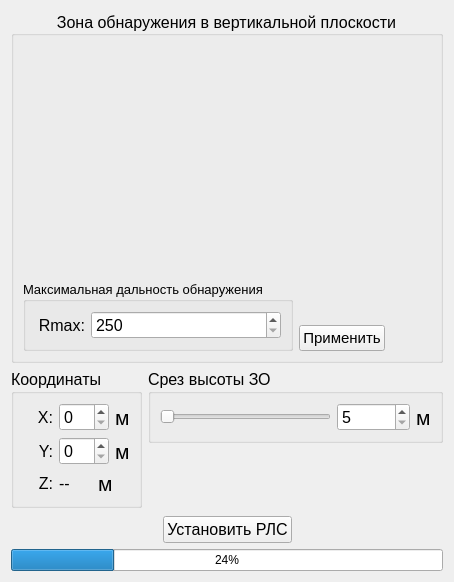
Qt form dataSetGenerator-master/optrlswindow.ui (Nisitka/air-trail-generator) before a commit.
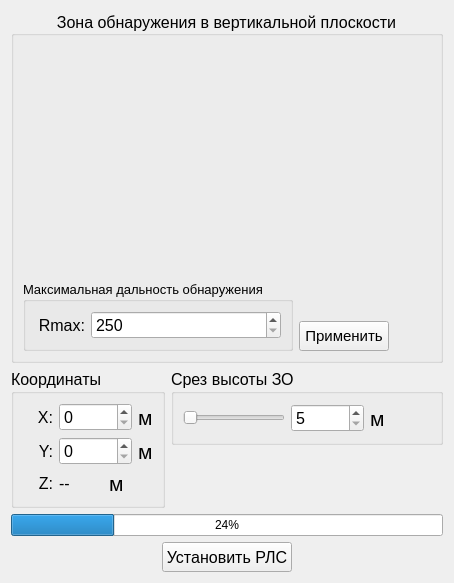
The same form after that commit. Custom widgets are drawn as their Qt base class.

The edit to the form file:
```diff
--- a/dataSetGenerator-master/optrlswindow.ui
+++ b/dataSetGenerator-master/optrlswindow.ui
@@ -139,6 +139,12 @@
             </item>
             <item>
              <widget class="QPushButton" name="setOptZDvertButton">
+              <property name="minimumSize">
+               <size>
+                <width>90</width>
+                <height>30</height>
+               </size>
+              </property>
               <property name="font">
                <font>
                 <pointsize>11</pointsize>
@@ -217,9 +223,15 @@
             </item>
             <item>
              <widget class="QSpinBox" name="xRLSspinBox">
-              <property name="maximumSize">
+              <property name="minimumSize">
                <size>
                 <width>50</width>
+                <height>0</height>
+               </size>
+              </property>
+              <property name="maximumSize">
+               <size>
+                <width>400</width>
                 <height>16777215</height>
                </size>
               </property>
@@ -273,9 +285,15 @@
             </item>
             <item>
              <widget class="QSpinBox" name="yRLSspinBox">
-              <property name="maximumSize">
+              <property name="minimumSize">
                <size>
                 <width>50</width>
+                <height>0</height>
+               </size>
+              </property>
+              <property name="maximumSize">
+               <size>
+                <width>400</width>
                 <height>16777215</height>
                </size>
               </property>
@@ -404,6 +422,25 @@
               </property>
              </widget>
             </item>
+            <item>
+             <widget class="QLabel" name="colorHLabel">
+              <property name="minimumSize">
+               <size>
+                <width>40</width>
+                <height>30</height>
+               </size>
+              </property>
+              <property name="maximumSize">
+               <size>
+                <width>40</width>
+                <height>30</height>
+               </size>
+              </property>
+              <property name="text">
+               <string/>
+              </property>
+             </widget>
+            </item>
            </layout>
           </item>
          </layout>
@@ -429,6 +466,13 @@
      </item>
     </layout>
    </item>
+   <item>
+    <widget class="QProgressBar" name="setRLSprogressBar">
+     <property name="value">
+      <number>24</number>
+     </property>
+    </widget>
+   </item>
    <item>
     <layout class="QHBoxLayout" name="horizontalLayout_16">
      <item>
@@ -446,6 +490,12 @@
      </item>
      <item>
       <widget class="QPushButton" name="setCoordRLSpushButton">
+       <property name="minimumSize">
+        <size>
+         <width>130</width>
+         <height>30</height>
+        </size>
+       </property>
        <property name="font">
         <font>
          <pointsize>12</pointsize>
@@ -471,13 +521,6 @@
      </item>
     </layout>
    </item>
-   <item>
-    <widget class="QProgressBar" name="setRLSprogressBar">
-     <property name="value">
-      <number>24</number>
-     </property>
-    </widget>
-   </item>
    <item>
     <spacer name="verticalSpacer_3">
      <property name="orientation">
```
